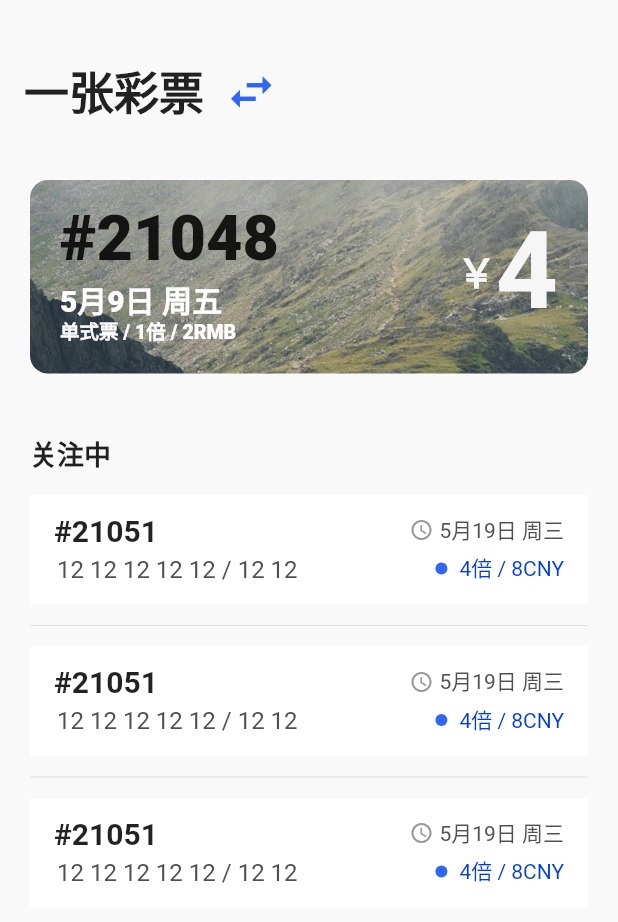
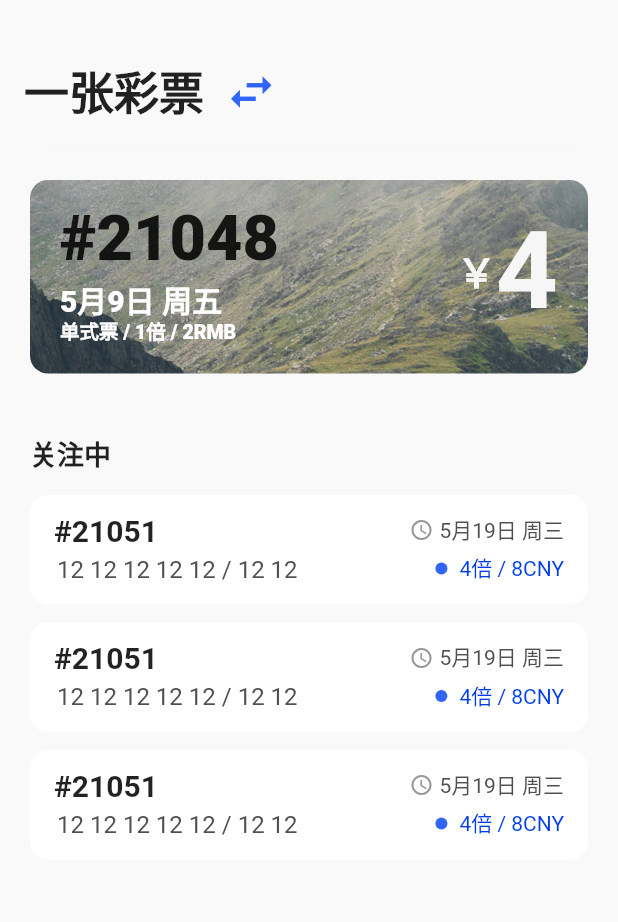
Before and after one commit to ShookLyngs/lyngs-donator, a Flutter app: the screen it shows after launch, on a phone screen of 412 x 824 dp. Shown: the top 922 px of the screen. Run offline on Flutter 3.47's test engine with Material 2 defaults, Android fonts, the phone set to English and light mode, and no system bars; our stand-ins replace flutter_sticky_header, get.

Commit message:
update(view/home): updated WatchingList widget styles.

```diff
--- a/lib/pages/home/watching_list.dart
+++ b/lib/pages/home/watching_list.dart
@@ -18,9 +18,7 @@ class WatchingList extends StatelessWidget {
           const SizedBox(height: 8),
 
           WatchingListItem(),
-          const Divider(),
           WatchingListItem(),
-          const Divider(),
           WatchingListItem(),
         ],
       ),
@@ -33,19 +31,22 @@ class WatchingListItem extends StatelessWidget {
   Widget build(BuildContext context) {
     return Padding(
       padding: const EdgeInsets.symmetric(vertical: 6),
-      child: ClipRRect(
+      child: Ink(
+        decoration: BoxDecoration(
+          color: Theme.of(context).cardColor,
           borderRadius: const BorderRadius.all(Radius.circular(12)),
-        child: Ink(
-          color: Theme.of(context).cardColor,
+        ),
         child: InkWell(
           onTap: () {},
+          customBorder: RoundedRectangleBorder(
+            borderRadius: BorderRadius.circular(12),
+          ),
           child: Container(
             padding: const EdgeInsets.symmetric(horizontal: 16, vertical: 12),
             child: Column(
               crossAxisAlignment: CrossAxisAlignment.start,
               children: [
-                  Row(
-                    children: [
+                Row(children: [
                   Expanded(
                     child: Row(children: [
                       Text(
@@ -64,8 +65,7 @@ class WatchingListItem extends StatelessWidget {
                   ),
                   const SizedBox(width: 4),
                   const Text('5月19日 周三'),
-                    ],
-                  ),
+                ]),
 
                 const SizedBox(height: 2),
 
@@ -100,7 +100,9 @@ class WatchingListItem extends StatelessWidget {
                       height: 8,
                       decoration: BoxDecoration(
                         color: Theme.of(context).primaryColor,
-                          borderRadius: const BorderRadius.all(Radius.circular(8)),
+                        borderRadius: const BorderRadius.all(
+                          Radius.circular(8),
+                        ),
                       ),
                     ),
                     const SizedBox(width: 8),
@@ -113,7 +115,6 @@ class WatchingListItem extends StatelessWidget {
                   ],
                 ),
               ],
-              ),
             ),
           ),
         ),
```
Lines whose indentation alone changed are shown as unchanged.
